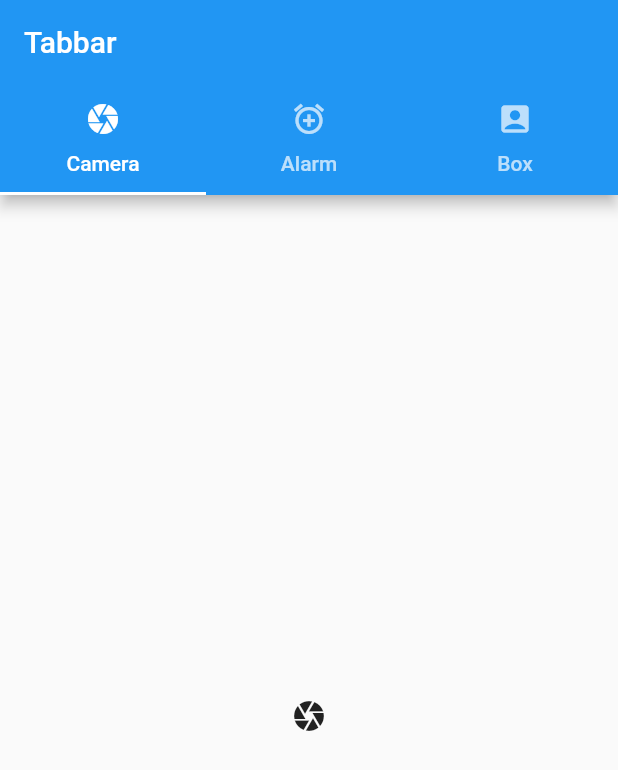
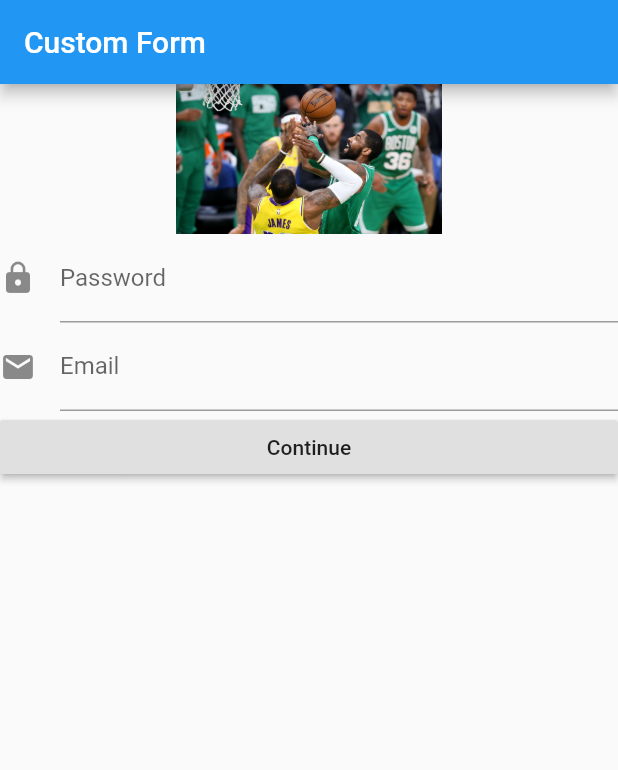
Before and after one commit to benning55/lab01, a Flutter app: the screen it shows after launch, on a phone screen of 412 x 824 dp. Shown: the top 770 px of the screen. Run offline on Flutter 3.47's test engine with Material 2 defaults, Android fonts, the phone set to English and light mode, and no system bars.

Commit message:
add form

```diff
--- a/lib/main.dart
+++ b/lib/main.dart
@@ -1,4 +1,7 @@
 import 'package:flutter/material.dart';
+import './ui/first_screen.dart';
+import './ui/second_screen.dart';
+import './ui/my_custom_form.dart';
 
 void main() => runApp(MyApp());
 
@@ -8,90 +11,118 @@ class MyApp extends StatelessWidget {
   Widget build(BuildContext context) {
     return MaterialApp(
       title: 'Flutter Demo',
+      debugShowCheckedModeBanner: false,
       theme: ThemeData(
         primarySwatch: Colors.blue,
       ),
-      home: MyHomePage(),
+      // home: MyHomePage(),
+      initialRoute: '/',
+      routes: {
+        "/" : (context) => MyCustomForm(),
+        "/second" : (context) => SecondScreen()
+      },
     );
   }
 }
 
-class MyHomePage extends StatelessWidget {
 
+
+// class MyHomePage extends StatelessWidget {
+//   @override
+//   Widget build(BuildContext context) {
+//     return MaterialApp(
+//       home: DefaultTabController(
+//         length: 3,
+//         child: Scaffold(
+//           appBar: AppBar(
+//             bottom: TabBar(
+//               tabs: <Widget>[
+//                 Tab(
+//                   icon: Icon(Icons.dashboard),
+//                   text: "Dashboard",
+//                 ),
+//                 Tab(
+//                   icon: Icon(Icons.aspect_ratio),
+//                   text: "Camera",
+//                 ),
+//                 Tab(
+//                   icon: Icon(Icons.settings),
+//                   text: "Setting",
+//                 ),
+//               ],
+//             ),
+//             title: Text("Tabs Demo"),
+//           ),
+//           body: TabBarView(
+//             children: <Widget>[
+//               Dashboard(),
+//               Icon(Icons.aspect_ratio),
+//               Icon(Icons.settings),
+//             ],
+//           ),
+//         ),
+//       ),
+//     );
+//   }
+// }
+
+class Dashboard extends StatefulWidget {
   @override
-  Widget build(BuildContext context){
+  State<StatefulWidget> createState() {
+    // TODO: implement createState
+    return DashboardState();
+  }
+}
 
-    return DefaultTabController(
-      length: 3,
-      child: Scaffold(
-        appBar: AppBar(
-          title: Text("Tabbar"),
-          bottom: TabBar(
-            tabs: <Widget>[
-              Tab(
-                icon: Icon(Icons.camera),
-                text: "Camera",
-              ),
-              Tab(
-                icon: Icon(Icons.add_alarm),
-                text: "Alarm",
-              ),
-              Tab(
-                icon: Icon(Icons.account_box),
-                text: "Box",
-              )
-            ],
-          ),
-        ),
-        body: TabBarView(
+class DashboardState extends State<Dashboard> {
+  int counter = 0;
+  @override
+  Widget build(BuildContext context) {
+    // TODO: implement build
+    return Scaffold(
+      body: Center(
+        child: Row(
+          mainAxisAlignment: MainAxisAlignment.spaceAround,
+          crossAxisAlignment: CrossAxisAlignment.start,
           children: <Widget>[
-            Icon(Icons.camera),
-            Icon(Icons.add_alarm),
-            Icon(Icons.account_box)
+            Text("You click : "),
+            Text("${counter}"),
+            Text(" times"),
           ],
         ),
+      ),
+      floatingActionButton: FloatingActionButton(
+        child: Icon(
+          Icons.add,
+        ),
+        onPressed: () {
+          setState(() {
+            counter++;
+          });
+          print("Counted! value ${counter}");
+        },
       ),
     );
   }
 }
 
-// class MyHomePage extends StatefulWidget {
+// class MyHomePage extends StatelessWidget {
+//   int counter = 0;
 //   @override
-//   State<StatefulWidget> createState() {
-//     // TODO: implement createState
-//     return MyHomePageState();
+//   Widget build(BuildContext context) {
+//     // TODO: implement build
+//     return Scaffold(
+//       appBar: AppBar(
+//         title: Text("Hello world"),
+//       ),
+//       body: Text("${counter}"),
+//       floatingActionButton: IconButton(
+//         icon: Icon(Icons.add),
+//         onPressed: () {
+//           counter++;
+//           print("Counted! value ${counter}");
+//         },
+//       ),
+//     );
 //   }
 // }
-
-
-
-// class MyHomePageState extends State<MyHomePage> {
-//   int counter = 0;
-
-//   @override
-//   Widget build(BuildContext context) {
-//     return Scaffold(
-//         appBar: AppBar(
-//           title: Text("I'm on top of the World"),
-//         ),
-//         body: Column(
-//           children: <Widget>[
-//             Center(child: Text("$counter")),
-//             Text("Value2"),
-//             Text("Value3")
-//           ],
-//         ),
-
-//         floatingActionButton: FloatingActionButton(
-//           child: Icon(
-//             Icons.add,
-//           ),
-//           onPressed: () {
-//             setState(() {
-//               counter++;
-//             });
-//             print("counter : $counter");
-//           },
-//         ));
-//   }
-// }
--- /dev/null
+++ b/lib/ui/my_custom_form.dart
@@ -0,0 +1,69 @@
+import 'package:flutter/material.dart';
+
+class MyCustomForm extends StatefulWidget{
+  @override
+  State<StatefulWidget> createState() {
+    return MyCustomFormState();
+  }
+
+}
+
+class MyCustomFormState extends State<MyCustomForm>{
+
+  final _formKey = GlobalKey<FormState>();
+
+  @override
+  Widget build(BuildContext context) {
+    return Scaffold(
+      appBar: AppBar(
+        title: Text("Custom Form"),
+      ),
+      body: Form(
+        key: _formKey,
+        child: ListView(
+          children: <Widget>[
+            Image.asset(
+              "resources/1.jpg",
+              height: 100
+              ),
+            TextFormField(
+              decoration: InputDecoration(
+                labelText:  "Password",
+                hintText: "please input your password",
+                icon:  Icon(Icons.lock),
+              ),
+              keyboardType: TextInputType.text,
+              obscureText: true,
+              validator: (value){
+                if(value.isEmpty){
+                  return "Please Input Value";
+                }
+              },
+            ),
+            TextFormField(
+              decoration: InputDecoration(
+                labelText:  "Email",
+                hintText: "please input your Email",
+                icon:  Icon(Icons.email),
+              ),
+              keyboardType: TextInputType.text,
+              obscureText: true,
+              validator: (value){
+                if(value.isEmpty){
+                  return "Please Input Value";
+                }
+              },
+            ),
+            RaisedButton(
+              child: Text("Continue"),
+              onPressed: (){
+                _formKey.currentState.validate();
+              },
+            )
+          ],
+        ),
+      ),
+    );
+  }
+
+}
--- a/pubspec.yaml
+++ b/pubspec.yaml
@@ -36,8 +36,12 @@ flutter:
   # the material Icons class.
   uses-material-design: true
 
+
+
   # To add assets to your application, add an assets section, like this:
   # assets:
+  assets:
+    - resources/
   #  - images/a_dot_burr.jpeg
   #  - images/a_dot_ham.jpeg
 
```
Also changed, not shown: lib/ui/detail_screen.dart (added, +25 -0 lines), lib/ui/first_screen.dart (added, +30 -0 lines), lib/ui/second_screen.dart (added, +21 -0 lines), resources/1.jpg (added).
